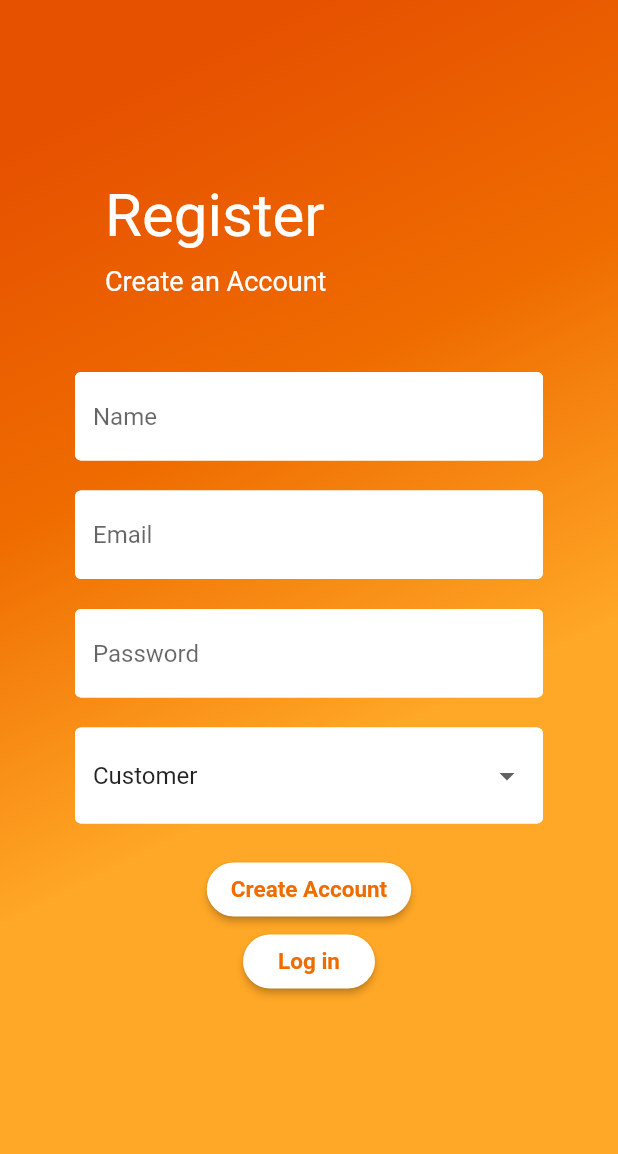
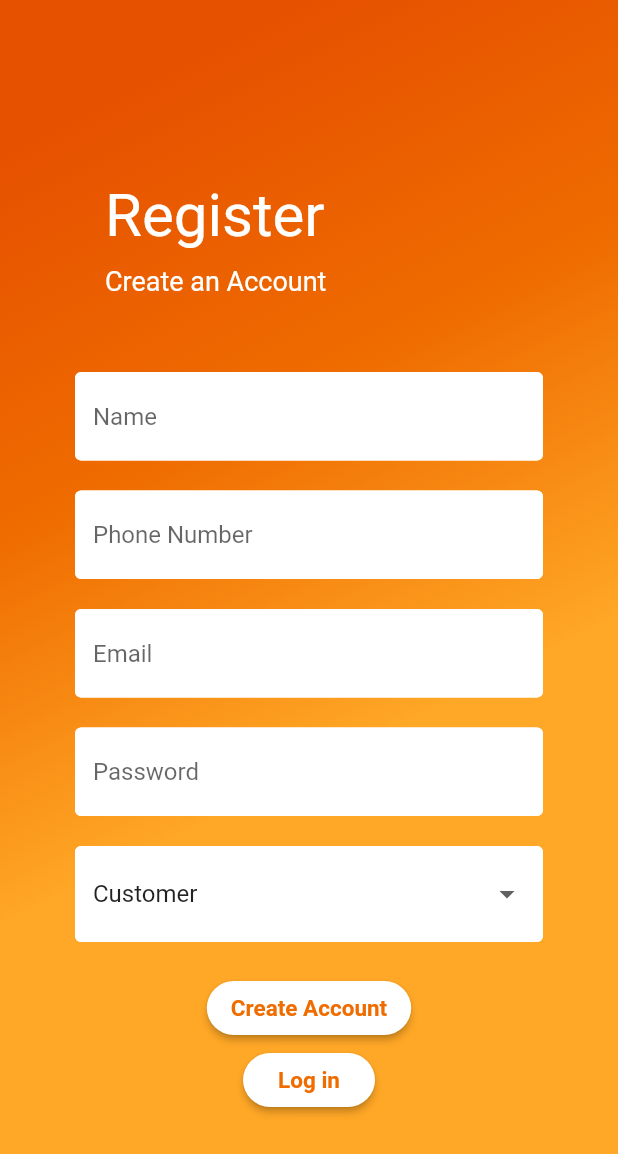
Before and after one commit to Vishisht-rao/local_commodities, a Flutter app: the Register screen opened directly, on a phone screen of 412 x 824 dp. Shown: the top 1154 px of the screen. Run offline on Flutter 3.47's test engine with Material 2 defaults, Android fonts, the phone set to English and light mode, and no system bars; our stand-ins replace cloud_firestore, firebase_auth, firebase_storage, flutter_spinkit; accounts and stored records are empty.

Commit message:
phone number

```diff
--- a/lib/screens/authenticate/register.dart
+++ b/lib/screens/authenticate/register.dart
@@ -22,6 +22,7 @@ bool loading = false;
 
 String _currentUserType;
 String _currentName;
+String _currentNum;
 
 //text field state
   String email = '';
@@ -68,6 +69,12 @@ String _currentName;
                     decoration: textInputDecoration.copyWith(hintText: 'Name'),
                     validator: (val) => val.isEmpty ? 'Enter your name' : null,
                     onChanged: (val) => setState(() => _currentName = val),
+                  ),
+                  SizedBox(height: 20.0),
+                  TextFormField(
+                    decoration: textInputDecoration.copyWith(hintText: 'Phone Number'),
+                    validator: (val) => val.isEmpty ? 'Enter your phone number' : null,
+                    onChanged: (val) => setState(() => _currentNum = val),
                   ),
                   SizedBox(height: 20.0),
                   TextFormField(
```
